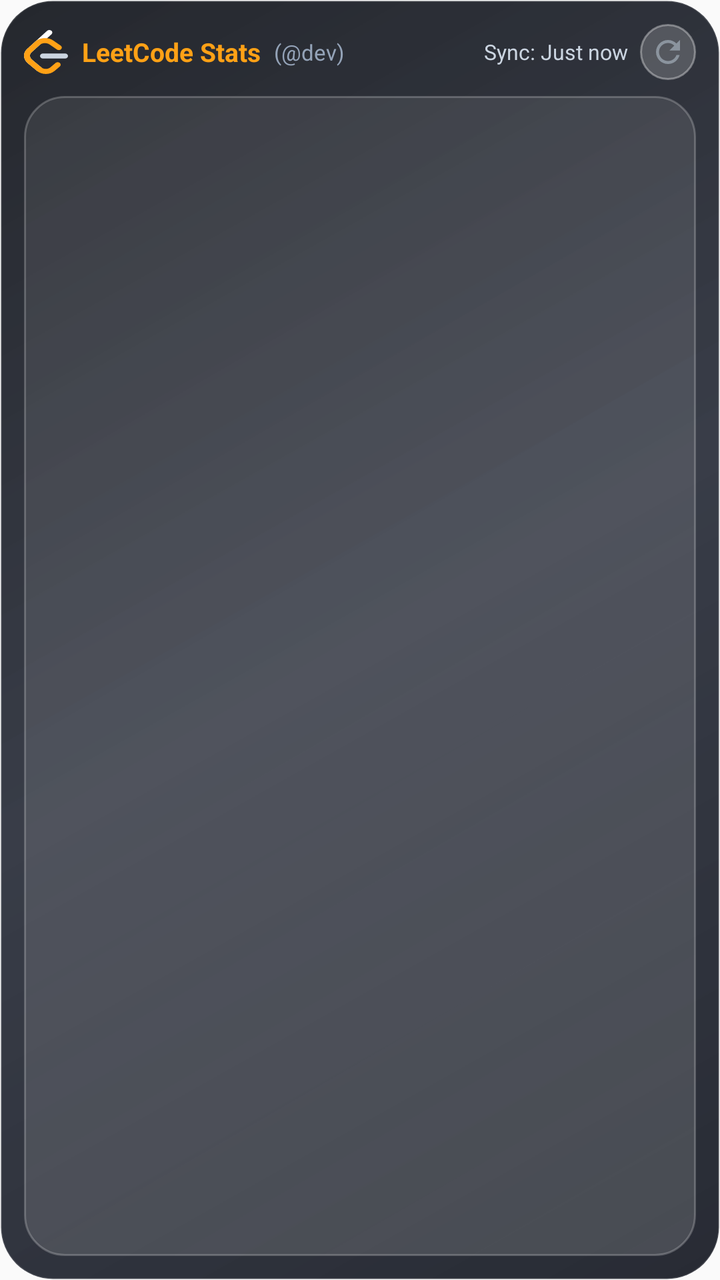
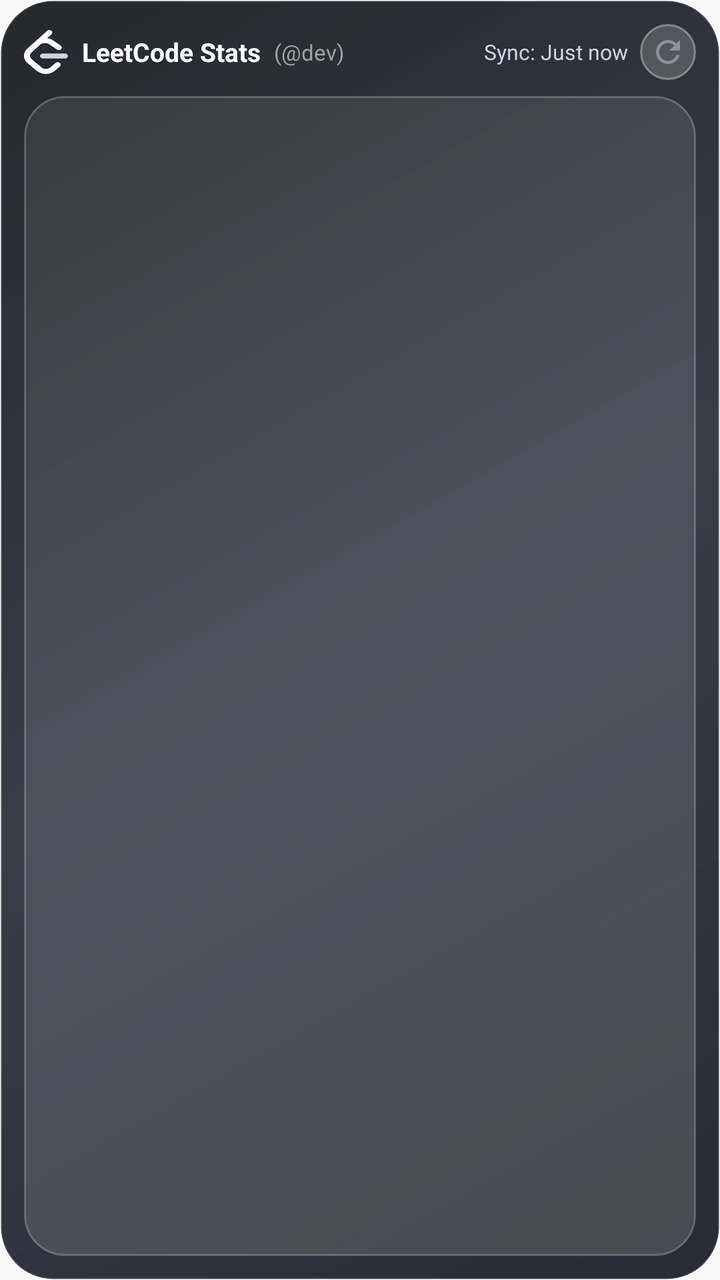

Screens rendered from an Android XML layout before and after an edit, with the pre-edit source and the edit as a unified diff.
<!-- AndroidManifest.xml: application theme Theme.DevWidgets -->
<!-- res/layout/widget_leetcode.xml -->
<?xml version="1.0" encoding="utf-8"?>
<FrameLayout xmlns:android="http://schemas.android.com/apk/res/android"
    android:layout_width="match_parent"
    android:layout_height="match_parent">

    <ImageView
        android:id="@+id/iv_widget_wallpaper_bg"
        android:layout_width="match_parent"
        android:layout_height="match_parent"
        android:scaleType="centerCrop"
        android:visibility="gone" />

    <ImageView
        android:id="@+id/v_widget_wallpaper_scrim"
        android:layout_width="match_parent"
        android:layout_height="match_parent"
        android:background="#80000000"
        android:visibility="gone" />

    <LinearLayout
        android:id="@+id/widget_root"
        android:layout_width="match_parent"
        android:layout_height="match_parent"
        android:orientation="vertical"
        android:background="@drawable/widget_glass_chassis"
        android:padding="12dp">

    
    <RelativeLayout
        android:layout_width="match_parent"
        android:layout_height="wrap_content"
        android:layout_marginBottom="8dp">

        <LinearLayout
            android:id="@+id/header_right_wrap"
            android:layout_width="wrap_content"
            android:layout_height="wrap_content"
            android:orientation="horizontal"
            android:gravity="center_vertical"
            android:layout_alignParentEnd="true"
            android:layout_centerVertical="true">

            <TextView
                android:id="@+id/tv_last_updated"
                android:layout_width="wrap_content"
                android:layout_height="wrap_content"
                android:text="Sync: Just now"
                android:textColor="#CBD5E1"
                android:textSize="10.5sp"
                android:layout_marginEnd="6dp" />

            <ImageView
                android:id="@+id/btn_refresh"
                android:layout_width="28dp"
                android:layout_height="28dp"
                android:background="@drawable/widget_icon_button_glass"
                android:padding="5dp"
                android:src="@drawable/ic_refresh"
                android:contentDescription="Refresh" />
        </LinearLayout>

        <LinearLayout
            android:layout_width="wrap_content"
            android:layout_height="wrap_content"
            android:orientation="horizontal"
            android:gravity="center_vertical"
            android:layout_alignParentStart="true"
            android:layout_centerVertical="true">

            <ImageView
                android:id="@+id/iv_lc_brand_logo"
                android:layout_width="22dp"
                android:layout_height="22dp"
                android:src="@drawable/ic_leetcode_logo"
                android:layout_marginEnd="7dp"
                android:contentDescription="LeetCode Logo" />

            <TextView
                android:id="@+id/tv_lc_title"
                android:layout_width="wrap_content"
                android:layout_height="wrap_content"
                android:text="LeetCode Stats"
                android:textColor="#FFA116"
                android:textSize="13sp"
                android:textStyle="bold" />

            <TextView
                android:id="@+id/tv_lc_user_tag"
                android:layout_width="wrap_content"
                android:layout_height="wrap_content"
                android:layout_marginStart="4dp"
                android:text=" (@dev)"
                android:textColor="#94A3B8"
                android:textSize="11sp" />
        </LinearLayout>
    </RelativeLayout>

    
    <LinearLayout
        android:id="@+id/section_leetcode"
        android:layout_width="match_parent"
        android:layout_height="0dp"
        android:layout_weight="1"
        android:orientation="horizontal"
        android:background="@drawable/widget_glass_card"
        android:padding="10dp"
        android:gravity="center_vertical">

        <ImageView
            android:id="@+id/iv_leetcode_circle"
            android:layout_width="0dp"
            android:layout_height="match_parent"
            android:layout_weight="0.45"
            android:scaleType="fitCenter"
            android:contentDescription="LeetCode Gauge" />

        <ImageView
            android:id="@+id/iv_leetcode_heatmap"
            android:layout_width="0dp"
            android:layout_height="match_parent"
            android:layout_weight="0.55"
            android:scaleType="fitCenter"
            android:layout_marginStart="8dp"
            android:contentDescription="LeetCode Heatmap" />
    </LinearLayout>
</LinearLayout>
</FrameLayout>
<!-- resources referenced by this layout -->
<resources>
  <!-- drawable ic_leetcode_logo (drawable) -->
  <vector xmlns:android="http://schemas.android.com/apk/res/android"
      android:width="20dp"
      android:height="20dp"
      android:viewportWidth="94"
      android:viewportHeight="111">
      
      
      <path
          android:fillColor="#FFFFFF"
          android:pathData="M49.4124,2.0234 C51.8179,-0.5523 55.8523,-0.6869 58.4235,1.7228 C60.9946,4.1324 61.129,8.1739 58.7235,10.7495 L15.9282,56.5729 C11.2774,61.552 11.7867,69.5738 17.1459,74.8292 L36.9094,94.2091 C39.4256,96.6764 39.4686,100.7198 37.0056,103.2403 C34.5426,105.7609 30.5063,105.804 27.9901,103.3367 L8.2265,83.9567 C-1.9247,74.0021 -2.936,58.0741 6.6175,47.8463 L49.4124,2.0234 Z" />
      
      <path
          android:fillColor="#CBD5E1"
          android:pathData="M40.607,72.0014 C37.086,72.0014 34.2317,69.1421 34.2317,65.615 C34.2317,62.0879 37.086,59.2286 40.607,59.2286 L87.6247,59.2286 C91.1457,59.2286 94,62.0879 94,65.615 C94,69.1421 91.1457,72.0014 87.6247,72.0014 L40.607,72.0014 Z" />
      
      <path
          android:fillColor="#FFA116"
          android:pathData="M67.5068,83.0664 C70.0005,80.5764 74.0371,80.5829 76.5228,83.0809 C79.0085,85.579 79.002,89.6226 76.5083,92.1127 L65.4351,103.1696 C55.2192,113.3707 38.5605,113.5187 28.1723,103.5132 C28.1122,103.4557 23.4866,98.9201 8.227,83.957 C-1.9248,74.0029 -2.9361,58.0749 6.617,47.8464 L24.4287,28.7745 C33.91,18.6219 51.3874,17.5122 62.228,26.2789 L78.4053,39.362 C81.1449,41.5776 81.5728,45.5985 79.3611,48.3429 C77.1493,51.0873 73.1355,51.5159 70.3959,49.3003 L54.2187,36.2173 C48.5493,31.6325 38.6319,32.2622 33.7399,37.5006 L15.9279,56.5727 C11.2772,61.5522 11.7866,69.574 17.1461,74.8292 C28.3515,85.8169 36.9874,94.2846 36.9974,94.2942 C42.3982,99.496 51.1309,99.4184 56.4336,94.1234 L67.5068,83.0664 Z" />
  </vector>
  <!-- drawable ic_refresh (drawable) -->
  <vector xmlns:android="http://schemas.android.com/apk/res/android"
      android:width="20dp"
      android:height="20dp"
      android:viewportWidth="24"
      android:viewportHeight="24">
    <path
        android:fillColor="#8B949E"
        android:pathData="M17.65,6.35C16.2,4.9 14.21,4 12,4c-4.42,0 -7.99,3.58 -7.99,8s3.57,8 7.99,8c3.73,0 6.84,-2.55 7.73,-6h-2.08c-0.82,2.33 -3.04,4 -5.65,4 -3.31,0 -6,-2.69 -6,-6s2.69,-6 6,-6c1.66,0 3.14,0.69 4.22,1.78L13,11h7V4l-2.35,2.35z"/>
  </vector>
  <!-- drawable widget_glass_card (drawable) -->
  <?xml version="1.0" encoding="utf-8"?>
  <shape xmlns:android="http://schemas.android.com/apk/res/android"
      android:shape="rectangle">
      
      <gradient
          android:angle="135"
          android:startColor="#26FFFFFF"
          android:endColor="#14FFFFFF" />
      <corners android:radius="20dp" />
      <stroke
          android:width="1dp"
          android:color="#38FFFFFF" />
  </shape>
  <!-- drawable widget_glass_chassis (drawable) -->
  <?xml version="1.0" encoding="utf-8"?>
  <shape xmlns:android="http://schemas.android.com/apk/res/android"
      android:shape="rectangle">
      
      <gradient
          android:angle="135"
          android:startColor="#E610141E"
          android:centerColor="#D9161B28"
          android:endColor="#E60D1017" />
      <corners android:radius="26dp" />
      <stroke
          android:width="1dp"
          android:color="#20FFFFFF" />
  </shape>
  <!-- drawable widget_icon_button_glass (drawable) -->
  <?xml version="1.0" encoding="utf-8"?>
  <shape xmlns:android="http://schemas.android.com/apk/res/android"
      android:shape="oval">
      
      <solid android:color="#2EFFFFFF" />
      <stroke
          android:width="1dp"
          android:color="#59FFFFFF" />
  </shape>
  <style name="Theme.DevWidgets" parent="android:Theme.Material.Light.NoActionBar" />
</resources>

<!-- the commit's change to res/layout/widget_leetcode.xml (unified diff, before → after) -->
@@ -80,7 +80,7 @@
                 android:layout_width="wrap_content"
                 android:layout_height="wrap_content"
                 android:text="LeetCode Stats"
-                android:textColor="#FFA116"
+                android:textColor="#FFFFFF"
                 android:textSize="13sp"
                 android:textStyle="bold" />
 
@@ -90,7 +90,7 @@
                 android:layout_height="wrap_content"
                 android:layout_marginStart="4dp"
                 android:text=" (@dev)"
-                android:textColor="#94A3B8"
+                android:textColor="#A0A0A0"
                 android:textSize="11sp" />
         </LinearLayout>
     </RelativeLayout>
<!-- resource entries referenced after the edit -->
@@ -17,7 +17,7 @@
           android:pathData="M40.607,72.0014 C37.086,72.0014 34.2317,69.1421 34.2317,65.615 C34.2317,62.0879 37.086,59.2286 40.607,59.2286 L87.6247,59.2286 C91.1457,59.2286 94,62.0879 94,65.615 C94,69.1421 91.1457,72.0014 87.6247,72.0014 L40.607,72.0014 Z" />
       
       <path
-          android:fillColor="#FFA116"
+          android:fillColor="#FFFFFF"
           android:pathData="M67.5068,83.0664 C70.0005,80.5764 74.0371,80.5829 76.5228,83.0809 C79.0085,85.579 79.002,89.6226 76.5083,92.1127 L65.4351,103.1696 C55.2192,113.3707 38.5605,113.5187 28.1723,103.5132 C28.1122,103.4557 23.4866,98.9201 8.227,83.957 C-1.9248,74.0029 -2.9361,58.0749 6.617,47.8464 L24.4287,28.7745 C33.91,18.6219 51.3874,17.5122 62.228,26.2789 L78.4053,39.362 C81.1449,41.5776 81.5728,45.5985 79.3611,48.3429 C77.1493,51.0873 73.1355,51.5159 70.3959,49.3003 L54.2187,36.2173 C48.5493,31.6325 38.6319,32.2622 33.7399,37.5006 L15.9279,56.5727 C11.2772,61.5522 11.7866,69.574 17.1461,74.8292 C28.3515,85.8169 36.9874,94.2846 36.9974,94.2942 C42.3982,99.496 51.1309,99.4184 56.4336,94.1234 L67.5068,83.0664 Z" />
   </vector>
   <!-- drawable ic_refresh (drawable) -->
